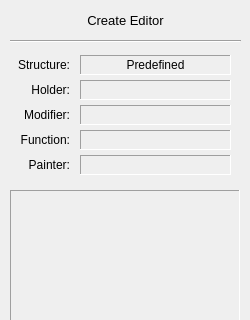
The window that src/Applications/TransferFunctions/Ui/TFCreator.ui (JanKolomaznik/MedV4D) describes before a commit, drawn with Qt 5; both pictures show x 0 to 250 and y 0 to 320 of the 250 by 530 pixel window.
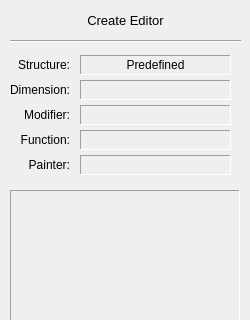
The same window after the commit.

The edit to the form file:
```diff
--- a/src/Applications/TransferFunctions/Ui/TFCreator.ui
+++ b/src/Applications/TransferFunctions/Ui/TFCreator.ui
@@ -267,7 +267,7 @@
        </size>
       </property>
       <property name="text">
-       <string>Holder:</string>
+       <string>Dimension:</string>
       </property>
       <property name="alignment">
        <set>Qt::AlignRight|Qt::AlignTrailing|Qt::AlignVCenter</set>
```
Left out of the diff: 4 changed lines with no effect on the pictures.
